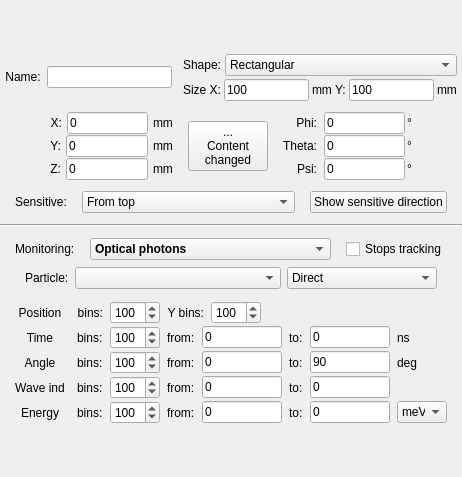
The window that src/gui/MainWindowTools/amonitordelegateform.ui (andrmor/ANTS2) describes before a commit, drawn with Qt 5.
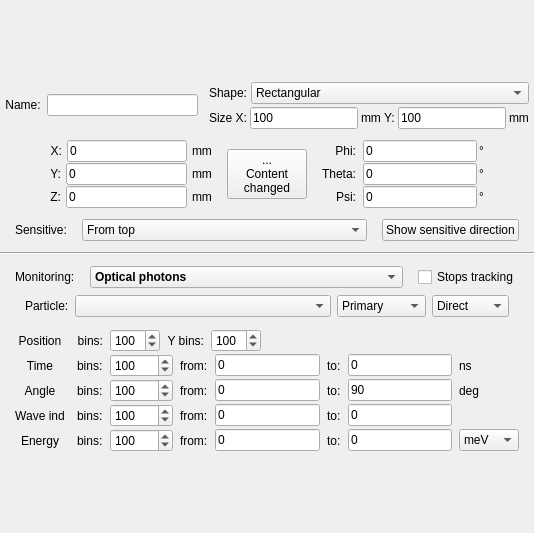
The same window after the commit.

What changed in the file:
```diff
--- a/src/gui/MainWindowTools/amonitordelegateform.ui
+++ b/src/gui/MainWindowTools/amonitordelegateform.ui
@@ -6,8 +6,8 @@
    <rect>
     <x>0</x>
     <y>0</y>
-    <width>462</width>
-    <height>477</height>
+    <width>534</width>
+    <height>533</height>
    </rect>
   </property>
   <property name="windowTitle">
@@ -614,7 +614,7 @@
       <item>
        <widget class="QComboBox" name="cobPrimarySecondary">
         <property name="sizePolicy">
-         <sizepolicy hsizetype="MinimumExpanding" vsizetype="Fixed">
+         <sizepolicy hsizetype="Preferred" vsizetype="Fixed">
           <horstretch>0</horstretch>
           <verstretch>0</verstretch>
          </sizepolicy>
@@ -625,14 +625,36 @@
           <height>22</height>
          </size>
         </property>
-        <property name="maximumSize">
+        <property name="toolTip">
+         <string/>
+        </property>
+        <item>
+         <property name="text">
+          <string>Primary</string>
+         </property>
+        </item>
+        <item>
+         <property name="text">
+          <string>Secondary</string>
+         </property>
+        </item>
+        <item>
+         <property name="text">
+          <string>Prim+Sec</string>
+         </property>
+        </item>
+       </widget>
+      </item>
+      <item>
+       <widget class="QComboBox" name="cobDirectIndirect">
+        <property name="minimumSize">
          <size>
-          <width>150</width>
-          <height>16777215</height>
+          <width>0</width>
+          <height>22</height>
          </size>
         </property>
         <property name="toolTip">
-         <string>Direct = gammas and neutrons having no prior scattering</string>
+         <string>Direct = particles which have no prior scattering (neutral) or energy deposition (charged)</string>
         </property>
         <item>
          <property name="text">
@@ -646,7 +668,7 @@
         </item>
         <item>
          <property name="text">
-          <string>Direct+Indirect</string>
+          <string>Dir+Indir</string>
          </property>
         </item>
        </widget>
@@ -889,7 +911,7 @@
            </property>
            <property name="minimumSize">
             <size>
-             <width>50</width>
+             <width>60</width>
              <height>0</height>
             </size>
            </property>
@@ -975,7 +997,7 @@
            </property>
            <property name="minimumSize">
             <size>
-             <width>50</width>
+             <width>60</width>
              <height>0</height>
             </size>
            </property>
@@ -1064,7 +1086,7 @@
            </property>
            <property name="minimumSize">
             <size>
-             <width>50</width>
+             <width>60</width>
              <height>0</height>
             </size>
            </property>
@@ -1153,7 +1175,7 @@
            </property>
            <property name="minimumSize">
             <size>
-             <width>50</width>
+             <width>60</width>
              <height>0</height>
             </size>
            </property>
```
